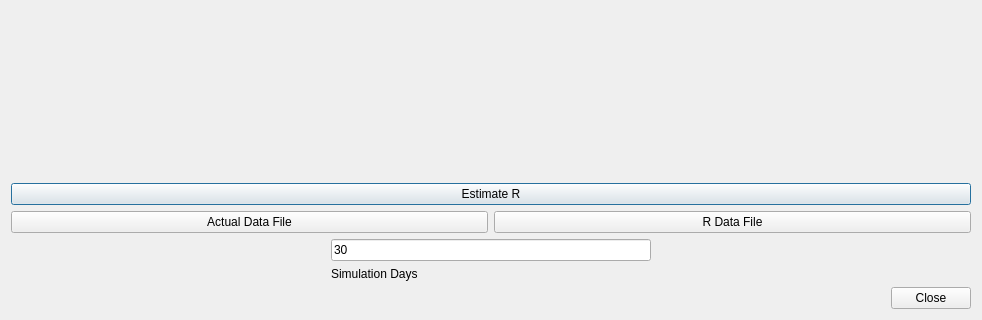
mmonem/CoronaEstimation, file CoronaSimulationDialog.ui: the form before one commit; both pictures show x 0 to 982 and y 258 to 578 of the 982 by 578 pixel window.
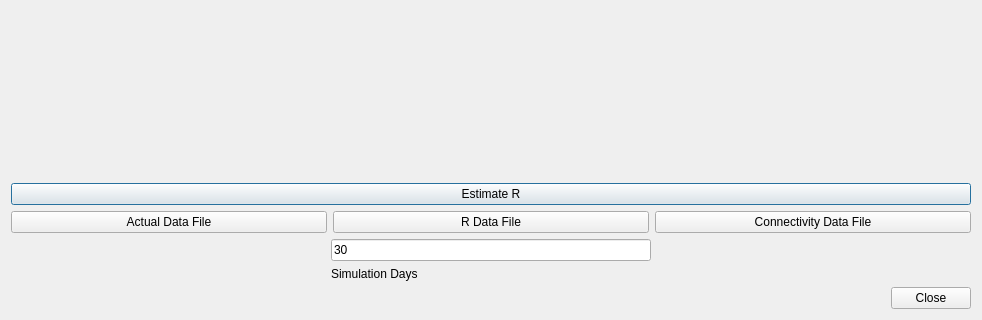
The form after the commit.

Commit message: Starting connectivity data loading

What changed in the file:
```diff
--- a/CoronaSimulationDialog.ui
+++ b/CoronaSimulationDialog.ui
@@ -53,6 +53,13 @@
        </property>
       </widget>
      </item>
+     <item>
+      <widget class="QPushButton" name="connectivityDataFileButton">
+       <property name="text">
+        <string>Connectivity Data File</string>
+       </property>
+      </widget>
+     </item>
     </layout>
    </item>
    <item>
```
Left out of the diff: 16 changed lines with no effect on the pictures. The commit also changes 3 other files.
